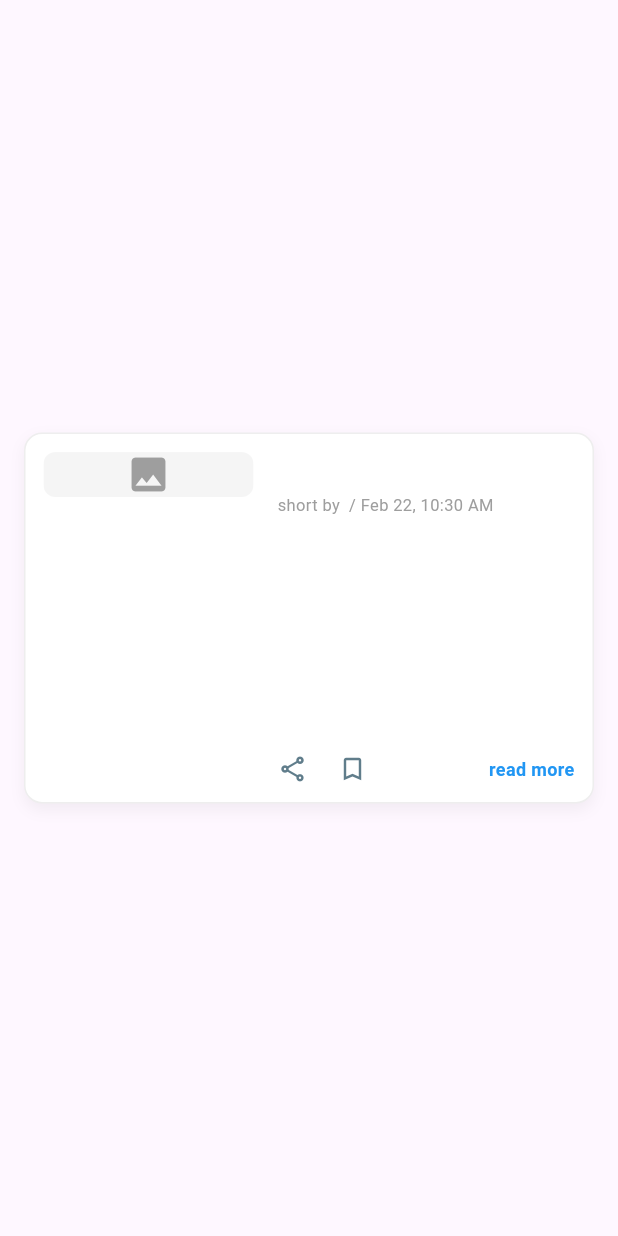
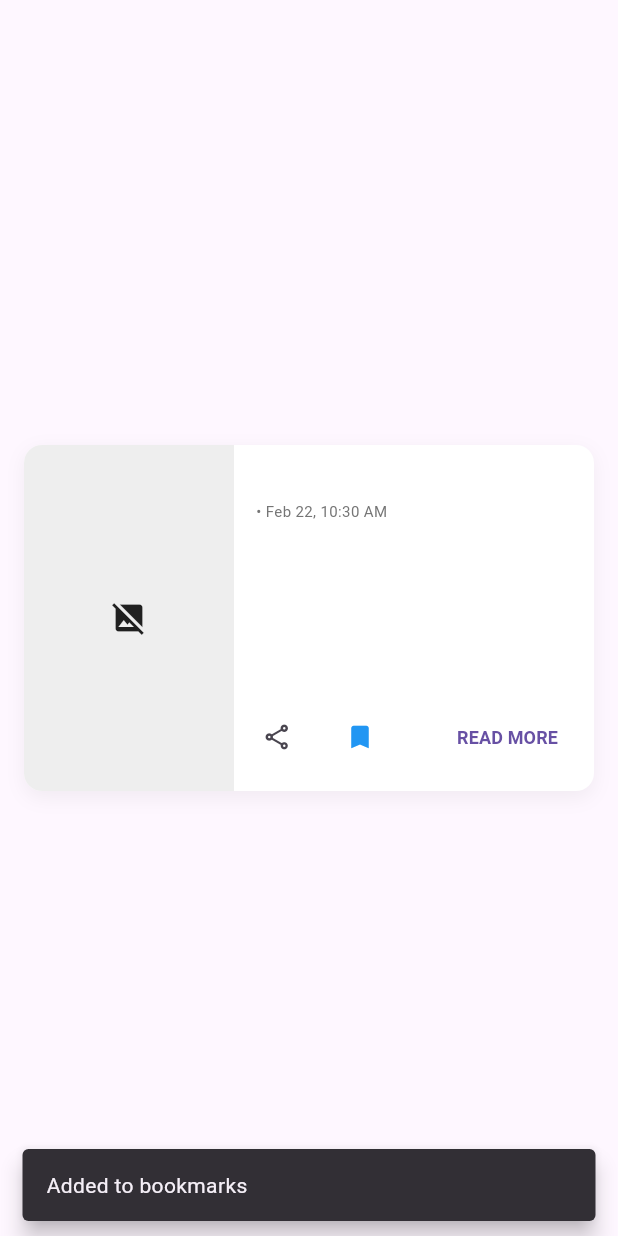
Before and after one commit to sg7373/News_Tracker, a Flutter app: the NewsCard widget shown alone on an empty page, opened directly with empty values, after a tap on the "bookmark outline" icon, on a phone screen of 412 x 824 dp. Run offline on Flutter 3.47's test engine with Material 3 defaults, Android fonts, the phone set to English and light mode, and no system bars; our stand-ins replace share_plus, shared_preferences; accounts and stored records are empty; network calls fail.

Commit message:
changes in UI

```diff
--- a/lib/screens/home_screen.dart
+++ b/lib/screens/home_screen.dart
@@ -19,7 +19,7 @@ class _HomeScreenState extends State<HomeScreen> {
   Timer? _timer; // 🔹 Timer for auto-refresh
 
   final List<Map<String, String>> categories = const [
-    {'name': 'General', 'code': 'general'},
+    {'name': 'Trending', 'code': 'trending'},
     {'name': 'Business', 'code': 'business'},
     {'name': 'Technology', 'code': 'technology'},
     {'name': 'Sports', 'code': 'sports'},
--- a/lib/services/bookmark_service.dart
+++ b/lib/services/bookmark_service.dart
@@ -0,0 +1,71 @@
+import 'dart:convert';
+import 'package:shared_preferences/shared_preferences.dart';
+
+class BookmarkService {
+  static const String _key = "bookmarks";
+
+  static Future<List<Map<String, dynamic>>> getBookmarks() async {
+    final prefs = await SharedPreferences.getInstance();
+    final List<String>? data = prefs.getStringList(_key);
+
+    if (data == null) return [];
+
+    List<Map<String, dynamic>> bookmarks = [];
+    for (var item in data) {
+      try {
+        final decoded = jsonDecode(item);
+        if (decoded is Map<String, dynamic>) {
+          bookmarks.add(decoded);
+        }
+      } catch (e) {
+        // If one item is broken, skip it so the list length remains valid
+        continue;
+      }
+    }
+    return bookmarks;
+  }
+
+  static Future<void> addBookmark(Map<String, dynamic> article) async {
+    final prefs = await SharedPreferences.getInstance();
+    final data = prefs.getStringList(_key) ?? [];
+
+    final title = article["title"];
+    if (title == null) return;
+
+    // Check for duplicates safely
+    bool exists = false;
+    for (var item in data) {
+      try {
+        if (jsonDecode(item)["title"] == title) {
+          exists = true;
+          break;
+        }
+      } catch (_) {}
+    }
+
+    if (!exists) {
+      data.add(jsonEncode(article));
+      await prefs.setStringList(_key, data);
+    }
+  }
+
+  static Future<void> removeBookmark(String title) async {
+    final prefs = await SharedPreferences.getInstance();
+    final data = prefs.getStringList(_key) ?? [];
+
+    data.removeWhere((item) {
+      try {
+        return jsonDecode(item)["title"] == title;
+      } catch (_) {
+        return false;
+      }
+    });
+
+    await prefs.setStringList(_key, data);
+  }
+
+  static Future<bool> isBookmarked(String title) async {
+    final bookmarks = await getBookmarks();
+    return bookmarks.any((element) => element["title"] == title);
+  }
+}
--- a/lib/widgets/news_card.dart
+++ b/lib/widgets/news_card.dart
@@ -1,11 +1,11 @@
 import 'package:flutter/material.dart';
-import 'package:cached_network_image/cached_network_image.dart';
 import 'package:intl/intl.dart';
 import 'package:url_launcher/url_launcher.dart';
 import 'package:share_plus/share_plus.dart';
 import '../models/article.dart';
+import 'package:inshorts_clone/services/bookmark_service.dart';
 
-class NewsCard extends StatelessWidget {
+class NewsCard extends StatefulWidget {
   final Article article;
   final bool isActive;
 
@@ -15,136 +15,177 @@ class NewsCard extends StatelessWidget {
     this.isActive = false,
   });
 
+  @override
+  State<NewsCard> createState() => _NewsCardState();
+}
+
+class _NewsCardState extends State<NewsCard> {
+  bool isBookmarked = false;
+
+  @override
+  void initState() {
+    super.initState();
+    _checkBookmark();
+  }
+
+  // 🌟 FIX: Updates bookmark icon if you scroll fast and cards are reused
+  @override
+  void didUpdateWidget(covariant NewsCard oldWidget) {
+    super.didUpdateWidget(oldWidget);
+    if (oldWidget.article.title != widget.article.title) {
+      _checkBookmark();
+    }
+  }
+
+  Future<void> _checkBookmark() async {
+    final title = widget.article.title ?? "";
+    if (title.isEmpty) return;
+    final result = await BookmarkService.isBookmarked(title);
+    if (mounted) setState(() => isBookmarked = result);
+  }
+
+  Future<void> _toggleBookmark() async {
+    final title = widget.article.title ?? "Untitled";
+
+    // 🌟 ENHANCEMENT: Prepare data safely
+    final articleData = {
+      "title": widget.article.title,
+      "description": widget.article.description,
+      "url": widget.article.url,
+      "urlToImage": widget.article.urlToImage,
+      "sourceName": widget.article.sourceName,
+      "publishedAt": widget.article.publishedAt?.toIso8601String(),
+    };
+
+    if (isBookmarked) {
+      await BookmarkService.removeBookmark(title);
+      _showSnackBar("Removed from bookmarks");
+    } else {
+      await BookmarkService.addBookmark(articleData);
+      _showSnackBar("Added to bookmarks");
+    }
+
+    if (mounted) setState(() => isBookmarked = !isBookmarked);
+  }
+
+  // 🌟 NEW: Helper for user feedback
+  void _showSnackBar(String message) {
+    ScaffoldMessenger.of(context).showSnackBar(
+      SnackBar(
+        content: Text(message),
+        duration: const Duration(seconds: 1),
+        behavior: SnackBarBehavior.floating,
+      ),
+    );
+  }
+
   Future<void> _launchURL(String urlString) async {
     if (urlString.isEmpty) return;
     final Uri url = Uri.parse(urlString);
-    if (await canLaunchUrl(url)) {
+    try {
+      // 🌟 FIX: externalApplication is safer for web/mobile compatibility
       await launchUrl(url, mode: LaunchMode.externalApplication);
+    } catch (e) {
+      _showSnackBar("Could not open link");
     }
   }
 
   @override
   Widget build(BuildContext context) {
-    double cardHeight = MediaQuery.of(context).size.height * 0.30;
+    // 🌟 FIX: Dynamic height to prevent overflow on small screens
+    double cardHeight = MediaQuery.of(context).size.height * 0.28;
+    if (cardHeight < 200) cardHeight = 200;
 
     return Center(
       child: ConstrainedBox(
-        constraints: const BoxConstraints(maxWidth: 750, minHeight: 180),
+        constraints: const BoxConstraints(maxWidth: 750),
         child: Container(
           height: cardHeight,
           margin: const EdgeInsets.symmetric(vertical: 8, horizontal: 16),
           decoration: BoxDecoration(
             borderRadius: BorderRadius.circular(12),
             color: Colors.white,
-            border: Border.all(color: Colors.grey.shade200, width: 1),
             boxShadow: [
               BoxShadow(
                 color: Colors.black.withOpacity(0.05),
-                blurRadius: 8,
+                blurRadius: 10,
                 offset: const Offset(0, 4),
               ),
             ],
           ),
-          child: Padding(
-            padding: const EdgeInsets.all(12),
+          child: ClipRRect( // 🌟 Added ClipRRect here to ensure child content doesn't bleed out
+            borderRadius: BorderRadius.circular(12),
             child: Row(
               crossAxisAlignment: CrossAxisAlignment.start,
               children: [
-                /// 🔹 LEFT IMAGE
-                ClipRRect(
-                  borderRadius: BorderRadius.circular(8),
-                  child: article.urlToImage != null && article.urlToImage!.isNotEmpty
-                      ? CachedNetworkImage(
-                          imageUrl: article.urlToImage!,
-                          width: 140, // Increased slightly for better look
+                /// 🔹 IMAGE SECTION
+                SizedBox(
+                  width: 140,
                   height: double.infinity,
-                          fit: BoxFit.cover,
-                          // Important for Web CORS issues sometimes
-                          filterQuality: FilterQuality.low,
-                          placeholder: (context, url) => Container(
-                            width: 140,
-                            color: Colors.grey[100],
-                            child: const Center(child: CircularProgressIndicator(strokeWidth: 2)),
-                          ),
-                          errorWidget: (context, url, error) => Container(
-                            width: 140,
-                            color: Colors.grey[100],
-                            child: const Icon(Icons.broken_image, size: 30, color: Colors.grey),
-                          ),
-                        )
-                      : Container(
-                          width: 140,
-                          color: Colors.grey[100],
-                          child: const Icon(Icons.image, size: 30, color: Colors.grey),
-                        ),
+                  child: _buildImage(widget.article.urlToImage),
                 ),
 
-                const SizedBox(width: 16),
-
-                /// 🔹 RIGHT CONTENT
+                /// 🔹 CONTENT SECTION
                 Expanded(
+                  child: Padding(
+                    padding: const EdgeInsets.all(12),
                     child: Column(
                       crossAxisAlignment: CrossAxisAlignment.start,
                       children: [
                         Text(
-                        article.title ?? "No Title",
+                          widget.article.title ?? "No Title",
                           maxLines: 2,
                           overflow: TextOverflow.ellipsis,
-                        style: const TextStyle(fontSize: 16, fontWeight: FontWeight.bold),
+                          style: const TextStyle(
+                              fontSize: 15, fontWeight: FontWeight.bold),
                         ),
                         const SizedBox(height: 4),
                         Text(
-                        "short by ${article.sourceName ?? 'Unknown'} / ${DateFormat('MMM d, h:mm a').format(article.publishedAt ?? DateTime.now())}",
-                        style: const TextStyle(fontSize: 11, color: Colors.grey),
+                          "${widget.article.sourceName ?? 'News'} • ${_formatDate(widget.article.publishedAt)}",
+                          style: TextStyle(fontSize: 10, color: Colors.grey[600]),
                         ),
                         const SizedBox(height: 8),
-
-                      // This Expanded pushes the Row below it to the bottom
                         Expanded(
                           child: Text(
-                          article.description ?? "",
-                          maxLines: 3,
+                            widget.article.description ?? "No description available.",
+                            maxLines: 4,
                             overflow: TextOverflow.ellipsis,
-                          style: const TextStyle(fontSize: 13, color: Colors.black87, height: 1.4),
+                            style: const TextStyle(fontSize: 13, height: 1.3),
                           ),
                         ),
 
-                      /// 🔹 FOOTER ACTIONS (Now pinned to bottom)
-                      Padding(
-                        padding: const EdgeInsets.only(top: 8.0),
-                        child: Row(
+                        /// 🔹 ACTION BAR
+                        Row(
                           mainAxisAlignment: MainAxisAlignment.spaceBetween,
                           children: [
                             Row(
                               children: [
-                                InkWell(
-                                  onTap: () => Share.share('${article.title}\n${article.url}'),
-                                  child: const Icon(Icons.share_outlined, size: 20, color: Colors.blueGrey),
+                                IconButton(
+                                  icon: const Icon(Icons.share_outlined, size: 20),
+                                  onPressed: () => Share.share('${widget.article.title}\n${widget.article.url}'),
+                                  constraints: const BoxConstraints(),
+                                  padding: const EdgeInsets.only(right: 15),
                                 ),
-                                const SizedBox(width: 20),
-                                InkWell(
-                                  onTap: () {
-                                     // Bookmark logic here
-                                  },
-                                  child: const Icon(Icons.bookmark_border, size: 20, color: Colors.blueGrey),
+                                IconButton(
+                                  icon: Icon(
+                                    isBookmarked ? Icons.bookmark : Icons.bookmark_border,
+                                    size: 20,
+                                    color: isBookmarked ? Colors.blue : Colors.black,
+                                  ),
+                                  onPressed: _toggleBookmark,
+                                  constraints: const BoxConstraints(),
+                                  padding: EdgeInsets.zero,
                                 ),
                               ],
                             ),
-                            InkWell(
-                              onTap: () => _launchURL(article.url ?? ""),
-                              child: const Text(
-                                "read more",
-                                style: TextStyle(
-                                  fontSize: 12,
-                                  fontWeight: FontWeight.bold,
-                                  color: Colors.blue,
-                                ),
-                              ),
+                            TextButton(
+                              onPressed: () => _launchURL(widget.article.url ?? ""),
+                              child: const Text("READ MORE", style: TextStyle(fontSize: 12, fontWeight: FontWeight.bold)),
                             ),
                           ],
-                        ),
                         )
                       ],
+                    ),
                   ),
                 ),
               ],
@@ -154,4 +195,29 @@ class NewsCard extends StatelessWidget {
       ),
     );
   }
+
+  // 🌟 NEW: Cleaner Image Builder with CORS handling
+  Widget _buildImage(String? url) {
+    if (url == null || url.isEmpty) {
+      return Container(color: Colors.grey[200], child: const Icon(Icons.image_not_supported));
     }
+
+    // For Web Compatibility
+    final imageUrl = url.startsWith('http') ? "https://corsproxy.io/?$url" : url;
+
+    return Image.network(
+      imageUrl,
+      fit: BoxFit.cover,
+      errorBuilder: (context, error, stackTrace) => Container(
+        color: Colors.grey[200],
+        child: const Icon(Icons.broken_image, color: Colors.grey),
+      ),
+    );
+  }
+
+  // 🌟 NEW: Safe Date Formatting
+  String _formatDate(DateTime? date) {
+    if (date == null) return "Just now";
+    return DateFormat('MMM d, h:mm a').format(date);
+  }
+}
--- a/pubspec.yaml
+++ b/pubspec.yaml
@@ -29,7 +29,10 @@ dependencies:
   # Optional: open URL in browser
   url_launcher: ^6.1.14
 
-  # 🔥 Firebase
+  # 🔖 Bookmark storage (LOCAL STORAGE)
+  shared_preferences: ^2.2.2
+
+  # 🔥 Firebase (optional - keep if needed later)
   firebase_core: ^2.30.0
   firebase_auth: ^4.17.0
 
```
Also changed, not shown: lib/services/news_service.dart (+33 -4 lines), pubspec.lock, 2 other files. Lines whose indentation alone changed are shown as unchanged.
